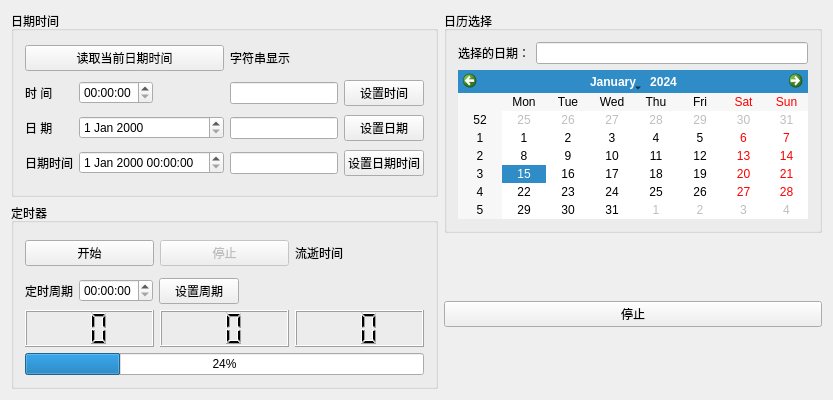
joygears/Folder_online, file qt/Sample_4_5/Sample_4_5/Sample_4_5.ui: the form before one commit.
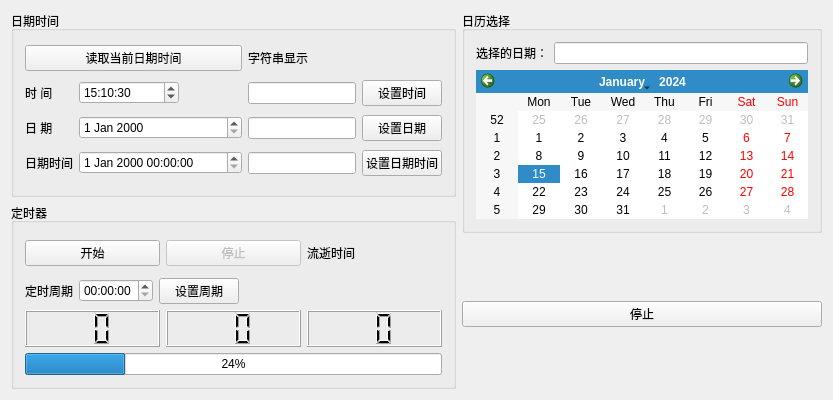
The form after the commit.

The edit to the form file:
```diff
--- a/qt/Sample_4_5/Sample_4_5/Sample_4_5.ui
+++ b/qt/Sample_4_5/Sample_4_5/Sample_4_5.ui
@@ -81,7 +81,27 @@
          </widget>
         </item>
         <item row="1" column="1">
-         <widget class="QTimeEdit" name="timeEdit"/>
+         <widget class="QTimeEdit" name="timeEditCurrent">
+          <property name="minimumSize">
+           <size>
+            <width>100</width>
+            <height>0</height>
+           </size>
+          </property>
+          <property name="currentSection">
+           <enum>QDateTimeEdit::HourSection</enum>
+          </property>
+          <property name="displayFormat">
+           <string>H:mm:ss</string>
+          </property>
+          <property name="time">
+           <time>
+            <hour>15</hour>
+            <minute>10</minute>
+            <second>30</second>
+           </time>
+          </property>
+         </widget>
         </item>
         <item row="1" column="2">
          <spacer name="horizontalSpacer_2">
```
Left out of the diff: 2 changed lines with no effect on the pictures.
